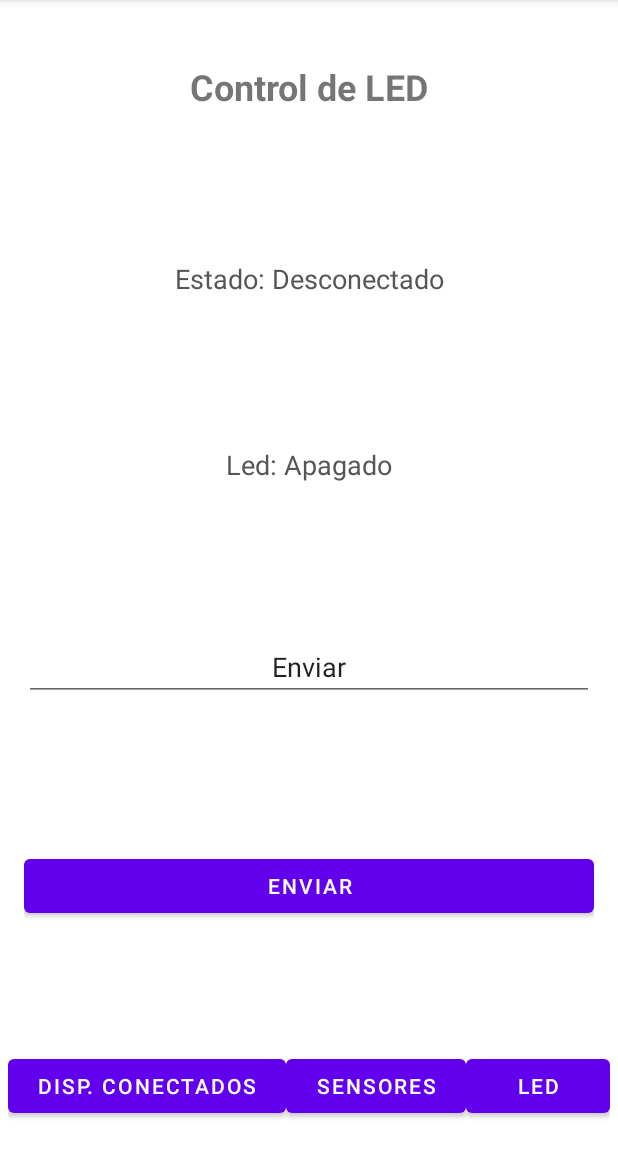
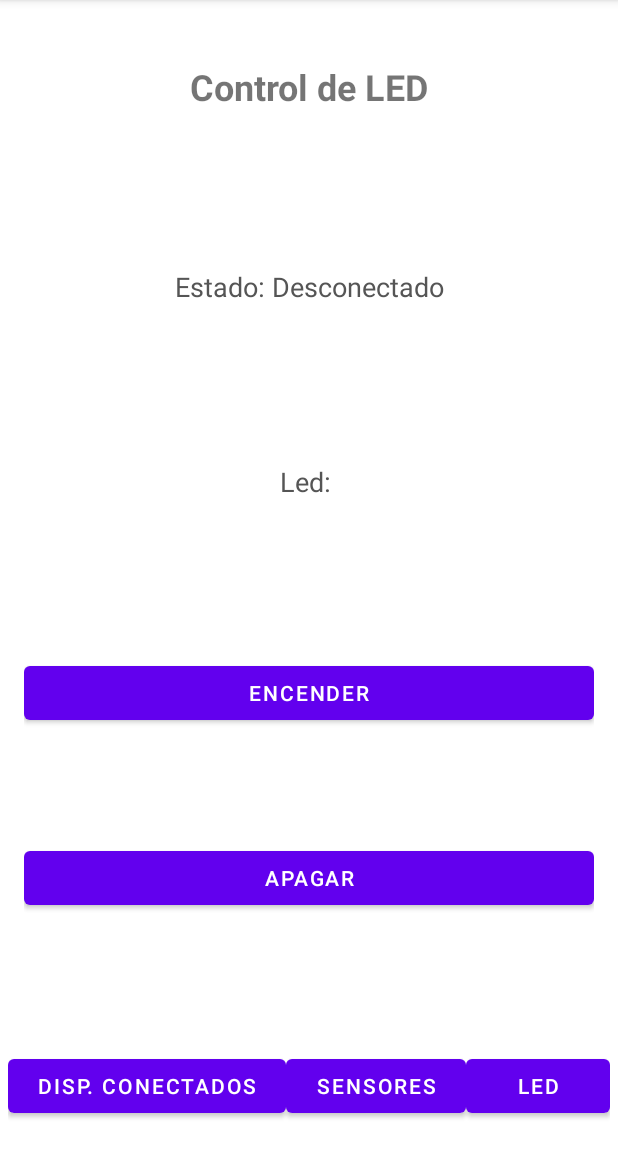
Before and after one commit to AlanGaBer11/ProyectoUnidadIIESP32, an Android app: the screen it shows after launch (MainActivity), after a tap on "LED", on a phone screen of 412 x 824 dp, the part 84-1236 px from its top. Run offline under Robolectric (Android 15) with nearby library versions, the phone set to English and light mode, and no system bars.

Commit message:
App terminada (solo falta la responsividad)

```diff
--- a/app/src/main/java/com/example/proyectounidadii/models/SharedBluetoothViewModel.java
+++ b/app/src/main/java/com/example/proyectounidadii/models/SharedBluetoothViewModel.java
@@ -27,10 +27,10 @@ public class SharedBluetoothViewModel extends ViewModel {
 
     // --- CONTROL DE LED ---
     public static class LedData {
-        public final boolean estado; // true = encendido, false = apagado
+        public final boolean encendido; // true = encendido, false = apagado
 
-        public LedData(boolean estado) {
-            this.estado = estado;
+        public LedData(boolean encendido) {
+            this.encendido = encendido;
 
         }
     }
--- a/app/src/main/res/layout/fragment_led.xml
+++ b/app/src/main/res/layout/fragment_led.xml
@@ -44,40 +44,41 @@
         android:layout_width="wrap_content"
         android:layout_height="wrap_content"
         android:layout_marginTop="30dp"
-        android:text="Led: Apagado"
+        android:text="Led: "
         android:textColor="#555"
         android:textSize="18sp"
-        app:layout_constraintBottom_toTopOf="@+id/txt_data"
+        app:layout_constraintBottom_toTopOf="@+id/btn_on"
         app:layout_constraintEnd_toEndOf="parent"
         app:layout_constraintStart_toStartOf="parent"
         app:layout_constraintTop_toBottomOf="@+id/txt_estado"
         app:layout_constraintVertical_bias="0.5" />
 
 
-    <EditText
-        android:id="@+id/txt_data"
+    <!-- Boton para enceder el Led -->
+    <Button
+        android:id="@+id/btn_on"
         android:layout_width="match_parent"
         android:layout_height="wrap_content"
         android:layout_marginTop="30dp"
         android:gravity="center"
-        android:text="Enviar"
-        app:layout_constraintBottom_toTopOf="@+id/btn_send"
+        android:text="Encender"
+        app:layout_constraintBottom_toTopOf="@+id/btn_off"
         app:layout_constraintEnd_toEndOf="parent"
         app:layout_constraintStart_toStartOf="parent"
         app:layout_constraintTop_toBottomOf="@+id/txt_led"
         app:layout_constraintVertical_bias="0.5" />
 
-    <!-- Botón para encender el LED -->
+    <!-- Botón para apagar el LED -->
     <Button
-        android:id="@+id/btn_send"
+        android:id="@+id/btn_off"
         android:layout_width="match_parent"
         android:layout_height="wrap_content"
-        android:layout_marginTop="30dp"
-        android:text="Enviar"
+        android:text="Apagar"
         app:layout_constraintBottom_toBottomOf="parent"
         app:layout_constraintEnd_toEndOf="parent"
+        app:layout_constraintHorizontal_bias="0.0"
         app:layout_constraintStart_toStartOf="parent"
-        app:layout_constraintTop_toBottomOf="@+id/txt_data"
+        app:layout_constraintTop_toBottomOf="@+id/btn_on"
         app:layout_constraintVertical_bias="0.5" />
 
 </androidx.constraintlayout.widget.ConstraintLayout>
```
Also changed, not shown: app/src/main/java/com/example/proyectounidadii/MainActivity.java (+45 -12 lines), app/src/main/java/com/example/proyectounidadii/ui/led/LedFragment.java (+32 -0 lines), app/src/main/java/com/example/proyectounidadii/ui/sensores/SensoresFragment.java (+0 -24 lines).
